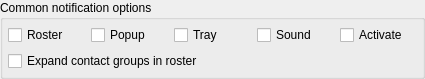
Above: src/plugins/notifications/optionswidget.ui from vacuum-im/vacuum-im before the change. Below: the same form after it.
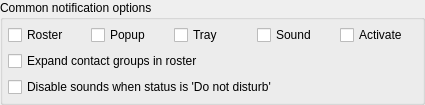
That is the form after the change.

Diff of the .ui file:
```diff
--- a/src/plugins/notifications/optionswidget.ui
+++ b/src/plugins/notifications/optionswidget.ui
@@ -7,7 +7,7 @@
     <x>0</x>
     <y>0</y>
     <width>425</width>
-    <height>78</height>
+    <height>90</height>
    </rect>
   </property>
   <layout class="QVBoxLayout" name="verticalLayout_2">
@@ -69,6 +69,13 @@
         </property>
        </widget>
       </item>
+      <item>
+       <widget class="QCheckBox" name="chbDisableSoundsWhenDND">
+        <property name="text">
+         <string>Disable sounds when status is 'Do not disturb'</string>
+        </property>
+       </widget>
+      </item>
      </layout>
     </widget>
    </item>
```
